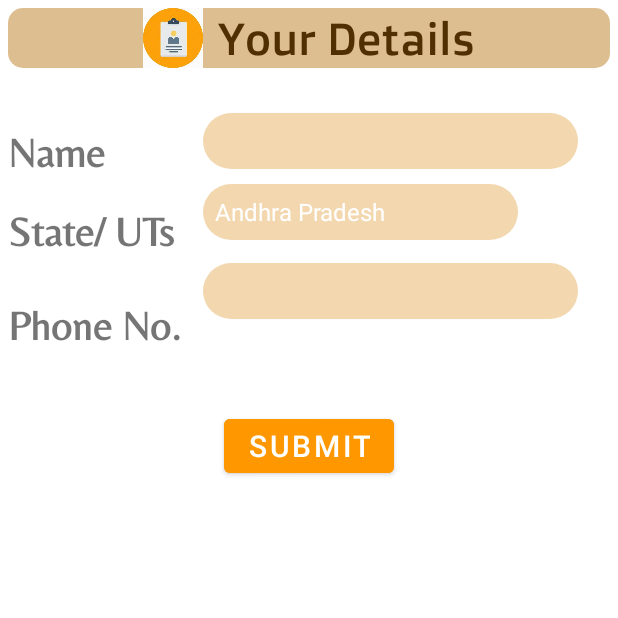
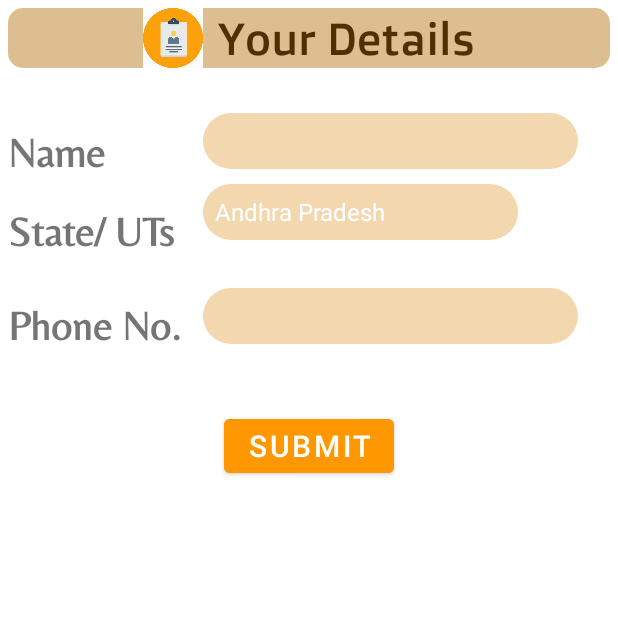
Before and after one commit to tiwari-aditi/CQuant, an Android app: the JoinNGO screen opened directly, with no data from a screen before it, on a phone screen of 412 x 824 dp, the top half of it. Run offline under Robolectric (Android 15) with nearby library versions, the phone set to English and light mode, and no system bars.

```diff
--- a/app/src/main/res/layout/activity_join_ngo.xml
+++ b/app/src/main/res/layout/activity_join_ngo.xml
@@ -116,7 +116,7 @@
                 android:layout_marginRight="5dp"
                 android:background="@drawable/entries_bg"
                 android:inputType="text"
-                android:layout_marginTop="15dp"/>
+                android:layout_marginTop="32dp"/>
         </LinearLayout>
     </LinearLayout>
     <Button
```
